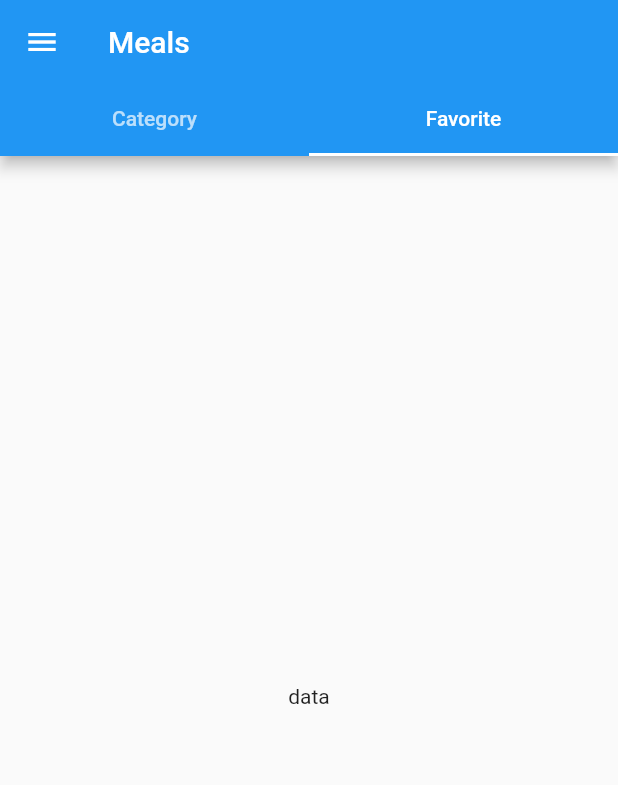
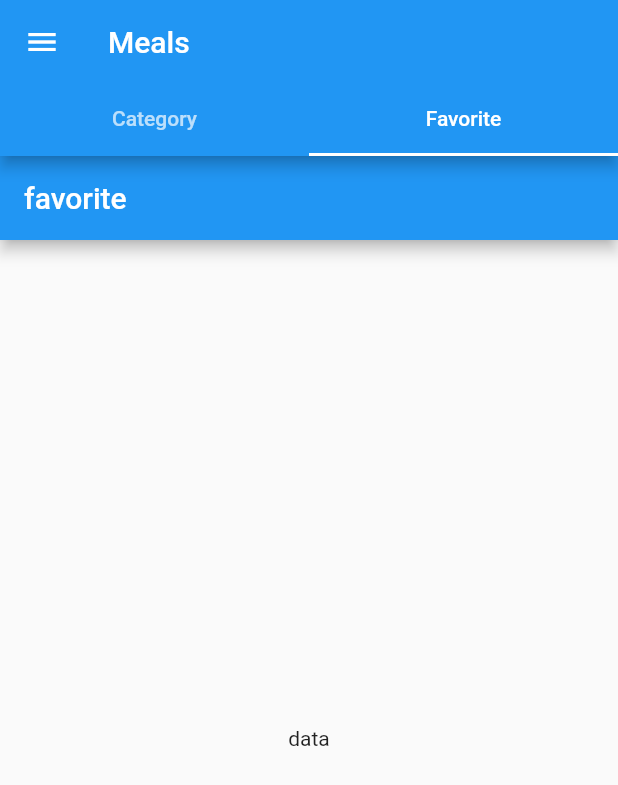
Before and after one commit to dihsarjr/Food_App, a Flutter app: the screen it shows after launch, tab 2 chosen, on a phone screen of 412 x 824 dp. Shown: the top 785 px of the screen. Run offline on Flutter 3.47's test engine with Material 2 defaults, Android fonts, the phone set to English and light mode, and no system bars.

Commit message:
ScreenNavigationDone

```diff
--- a/lib/favorite_screen.dart
+++ b/lib/favorite_screen.dart
@@ -3,8 +3,13 @@ import 'package:flutter/material.dart';
 class Favorite extends StatelessWidget {
   @override
   Widget build(BuildContext context) {
-    return Center(
-      child: Text('data'),
+    return Scaffold(
+      appBar: AppBar(
+        title: Text('favorite'),
+      ),
+      body: Center(
+        child: Text('data'),
+      ),
     );
   }
 }
```
